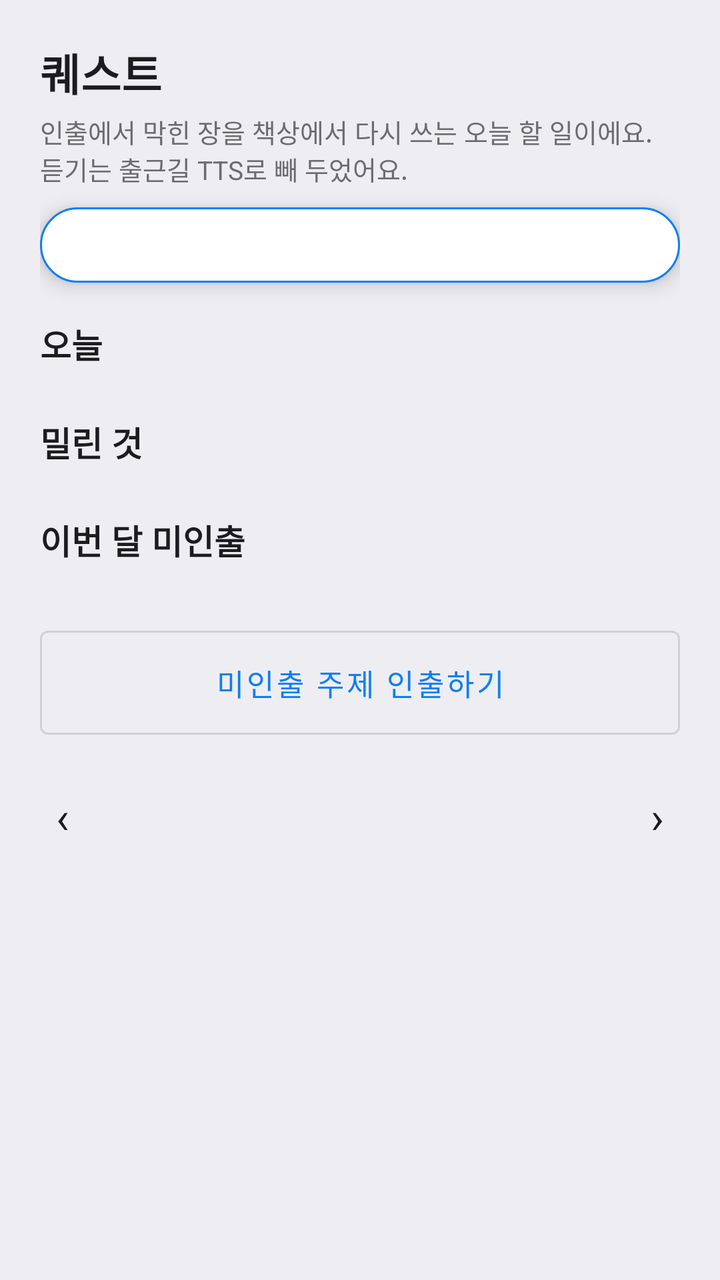
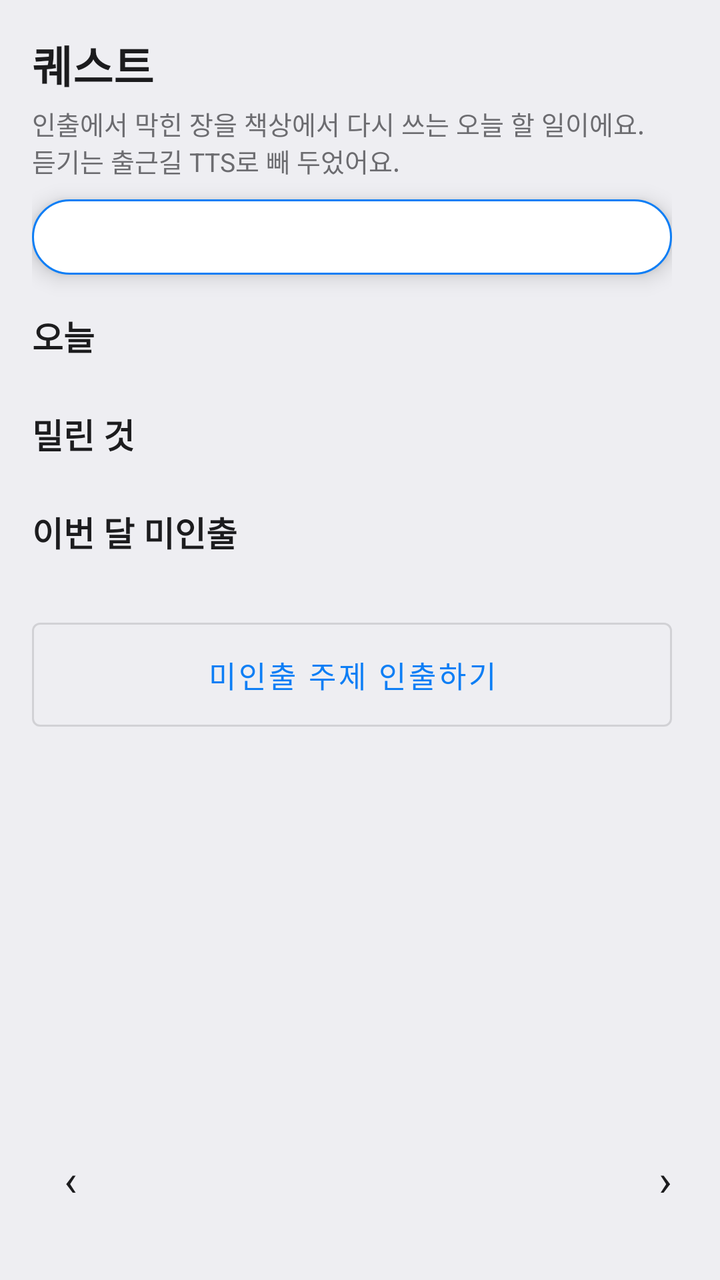

The first picture is an Android layout as it rendered before a commit; the second is the same layout after the commit. The layout source and the unified diff follow.
<!-- AndroidManifest.xml: application theme Theme.AdminMemo -->
<!-- res/layout/activity_quest.xml -->
<?xml version="1.0" encoding="utf-8"?>
<ScrollView xmlns:android="http://schemas.android.com/apk/res/android"
    android:layout_width="match_parent"
    android:layout_height="match_parent"
    android:background="@color/bg_screen"
    android:fillViewport="true">

    <LinearLayout
        android:layout_width="match_parent"
        android:layout_height="wrap_content"
        android:orientation="vertical"
        android:padding="20dp">

        <TextView
            android:layout_width="match_parent"
            android:layout_height="wrap_content"
            android:text="퀘스트"
            android:textColor="@color/text_main"
            android:textSize="22sp"
            android:textStyle="bold"/>

        <TextView
            android:layout_width="match_parent"
            android:layout_height="wrap_content"
            android:layout_marginTop="4dp"
            android:text="인출에서 막힌 장을 책상에서 다시 쓰는 오늘 할 일이에요. 듣기는 출근길 TTS로 빼 두었어요."
            android:textColor="@color/text_sub"
            android:textSize="13sp"/>

        <include
            android:id="@+id/tvQuestCoach"
            layout="@layout/view_coach_pill"
            android:layout_width="match_parent"
            android:layout_height="wrap_content"
            android:layout_marginTop="10dp"/>

        <LinearLayout
            android:id="@+id/layoutQuestSplit"
            android:layout_width="match_parent"
            android:layout_height="wrap_content"
            android:orientation="vertical">

        <LinearLayout
            android:layout_width="match_parent"
            android:layout_height="wrap_content"
            android:orientation="vertical">

        <LinearLayout
            android:id="@+id/layoutQuestEmpty"
            android:layout_width="match_parent"
            android:layout_height="wrap_content"
            android:layout_marginTop="16dp"
            android:orientation="vertical"
            android:visibility="gone">

            <TextView
                android:layout_width="match_parent"
                android:layout_height="wrap_content"
                android:text="오늘 인출을 먼저 하면, 막힌 장을 제목만 보고 다시 펼치는 퀘스트가 생깁니다."
                android:textColor="@color/text_main"
                android:textSize="15sp"/>

            <com.google.android.material.button.MaterialButton
                android:id="@+id/btnQuestGoRecall"
                style="@style/Widget.AdminMemo.Button"
                android:layout_width="match_parent"
                android:layout_height="wrap_content"
                android:layout_marginTop="10dp"
                android:text="인출 시작"/>
        </LinearLayout>

        <TextView
            android:layout_width="match_parent"
            android:layout_height="wrap_content"
            android:layout_marginTop="18dp"
            android:text="오늘"
            android:textColor="@color/text_main"
            android:textSize="17sp"
            android:textStyle="bold"/>

        <LinearLayout
            android:id="@+id/layoutQuestToday"
            android:layout_width="match_parent"
            android:layout_height="wrap_content"
            android:layout_marginTop="6dp"
            android:orientation="vertical"/>

        <TextView
            android:layout_width="match_parent"
            android:layout_height="wrap_content"
            android:layout_marginTop="18dp"
            android:text="밀린 것"
            android:textColor="@color/text_main"
            android:textSize="17sp"
            android:textStyle="bold"/>

        <LinearLayout
            android:id="@+id/layoutQuestBacklog"
            android:layout_width="match_parent"
            android:layout_height="wrap_content"
            android:layout_marginTop="6dp"
            android:orientation="vertical"/>

        <TextView
            android:layout_width="match_parent"
            android:layout_height="wrap_content"
            android:layout_marginTop="18dp"
            android:text="이번 달 미인출"
            android:textColor="@color/text_main"
            android:textSize="17sp"
            android:textStyle="bold"/>

        <TextView
            android:id="@+id/tvQuestUnseen"
            android:layout_width="match_parent"
            android:layout_height="wrap_content"
            android:layout_marginTop="6dp"
            android:textColor="@color/text_sub"
            android:textSize="14sp"/>

        <com.google.android.material.button.MaterialButton
            android:id="@+id/btnQuestUnseen"
            style="@style/Widget.AdminMemo.Button.Outlined"
            android:layout_width="match_parent"
            android:layout_height="wrap_content"
            android:layout_marginTop="8dp"
            android:text="미인출 주제 인출하기"/>

        </LinearLayout>

        <LinearLayout
            android:layout_width="match_parent"
            android:layout_height="wrap_content"
            android:orientation="vertical">

        <LinearLayout
            android:layout_width="match_parent"
            android:layout_height="wrap_content"
            android:layout_marginTop="18dp"
            android:gravity="center_vertical"
            android:orientation="horizontal">

            <TextView
                android:id="@+id/btnQuestPrevMonth"
                android:layout_width="wrap_content"
                android:layout_height="wrap_content"
                android:padding="8dp"
                android:text="‹"
                android:textColor="@color/text_main"
                android:textSize="22sp"/>

            <TextView
                android:id="@+id/tvQuestMonth"
                android:layout_width="0dp"
                android:layout_height="wrap_content"
                android:layout_weight="1"
                android:gravity="center"
                android:textColor="@color/text_main"
                android:textSize="16sp"
                android:textStyle="bold"/>

            <TextView
                android:id="@+id/btnQuestNextMonth"
                android:layout_width="wrap_content"
                android:layout_height="wrap_content"
                android:padding="8dp"
                android:text="›"
                android:textColor="@color/text_main"
                android:textSize="22sp"/>
        </LinearLayout>

        <GridLayout
            android:id="@+id/gridQuestCal"
            android:layout_width="match_parent"
            android:layout_height="wrap_content"
            android:columnCount="7"/>

        <LinearLayout
            android:id="@+id/layoutQuestDay"
            android:layout_width="match_parent"
            android:layout_height="wrap_content"
            android:layout_marginTop="12dp"
            android:orientation="vertical"/>
        </LinearLayout>
        </LinearLayout>
    </LinearLayout>
</ScrollView>
<!-- res/layout/view_coach_pill.xml (included above) -->
<?xml version="1.0" encoding="utf-8"?>
<TextView xmlns:android="http://schemas.android.com/apk/res/android"
    android:layout_width="match_parent"
    android:layout_height="wrap_content"
    android:background="@drawable/bg_coach_pill"
    android:elevation="6dp"
    android:lineSpacingExtra="2dp"
    android:paddingHorizontal="14dp"
    android:paddingVertical="10dp"
    android:textColor="@color/text_main"
    android:textSize="13sp"/>
<!-- resources referenced by this layout -->
<resources>
  <color name="bg_screen">#EEEEF2</color>
  <color name="text_main">#1C1C1E</color>
  <color name="text_sub">#6C6C70</color>
  <!-- drawable bg_coach_pill (drawable) -->
  <?xml version="1.0" encoding="utf-8"?>
  <shape xmlns:android="http://schemas.android.com/apk/res/android">
      <corners android:radius="20dp"/>
      <solid android:color="@color/bg_card"/>
      <stroke
          android:width="1dp"
          android:color="@color/primary"/>
  </shape>
  <style name="Widget.AdminMemo.Button" parent="Widget.MaterialComponents.Button">
          <item name="android:minHeight">@dimen/btn_min_height</item>
          <item name="android:paddingTop">12sp</item>
          <item name="android:paddingBottom">12sp</item>
          <item name="android:insetTop">0dp</item>
          <item name="android:insetBottom">0dp</item>
          <item name="android:insetLeft">0dp</item>
          <item name="android:insetRight">0dp</item>
          <item name="android:textSize">15sp</item>
      </style>
  <style name="Widget.AdminMemo.Button.Outlined" parent="Widget.MaterialComponents.Button.OutlinedButton">
          <item name="android:minHeight">@dimen/btn_min_height</item>
          <item name="android:paddingTop">12sp</item>
          <item name="android:paddingBottom">12sp</item>
          <item name="android:insetTop">0dp</item>
          <item name="android:insetBottom">0dp</item>
          <item name="android:insetLeft">0dp</item>
          <item name="android:insetRight">0dp</item>
          <item name="android:textSize">15sp</item>
      </style>
  <style name="Theme.AdminMemo" parent="Theme.MaterialComponents.DayNight.NoActionBar">
          <item name="colorPrimary">@color/primary</item>
          <item name="colorPrimaryDark">@color/primary_dark</item>
          <item name="colorAccent">@color/accent</item>
          <item name="android:windowBackground">@color/bg_screen</item>
      </style>
  <color name="bg_card">#FFFFFF</color>
  <color name="primary">#0D7EF5</color>
  <dimen name="btn_min_height">52sp</dimen>
  <color name="primary_dark">#0A64D6</color>
  <color name="accent">#FF9F0A</color>
</resources>

<!-- the commit's change to res/layout/activity_quest.xml (unified diff, before → after) -->
@@ -1,190 +1,210 @@
 <?xml version="1.0" encoding="utf-8"?>
-<ScrollView xmlns:android="http://schemas.android.com/apk/res/android"
+<LinearLayout xmlns:android="http://schemas.android.com/apk/res/android"
     android:layout_width="match_parent"
     android:layout_height="match_parent"
     android:background="@color/bg_screen"
-    android:fillViewport="true">
+    android:orientation="vertical"
+    android:padding="16dp">
 
     <LinearLayout
+        android:id="@+id/layoutQuestSplit"
         android:layout_width="match_parent"
-        android:layout_height="wrap_content"
-        android:orientation="vertical"
-        android:padding="20dp">
-
-        <TextView
+        android:layout_height="0dp"
+        android:layout_weight="1"
+        android:orientation="vertical">
+
+        <ScrollView
+            android:id="@+id/layoutQuestLeft"
+            android:layout_width="match_parent"
+            android:layout_height="0dp"
+            android:layout_weight="1"
+            android:fillViewport="true">
+
+            <LinearLayout
+                android:layout_width="match_parent"
+                android:layout_height="wrap_content"
+                android:orientation="vertical"
+                android:paddingEnd="8dp">
+
+                <TextView
+                    android:layout_width="match_parent"
+                    android:layout_height="wrap_content"
+                    android:text="퀘스트"
+                    android:textColor="@color/text_main"
+                    android:textSize="22sp"
+                    android:textStyle="bold"/>
+
+                <TextView
+                    android:layout_width="match_parent"
+                    android:layout_height="wrap_content"
+                    android:layout_marginTop="4dp"
+                    android:text="인출에서 막힌 장을 책상에서 다시 쓰는 오늘 할 일이에요. 듣기는 출근길 TTS로 빼 두었어요."
+                    android:textColor="@color/text_sub"
+                    android:textSize="13sp"/>
+
+                <include
+                    android:id="@+id/tvQuestCoach"
+                    layout="@layout/view_coach_pill"
+                    android:layout_width="match_parent"
+                    android:layout_height="wrap_content"
+                    android:layout_marginTop="10dp"/>
+
+                <LinearLayout
+                    android:id="@+id/layoutQuestEmpty"
+                    android:layout_width="match_parent"
+                    android:layout_height="wrap_content"
+                    android:layout_marginTop="16dp"
+                    android:orientation="vertical"
+                    android:visibility="gone">
+
+                    <TextView
+                        android:layout_width="match_parent"
+                        android:layout_height="wrap_content"
+                        android:text="오늘 인출을 먼저 하면, 막힌 장을 제목만 보고 다시 펼치는 퀘스트가 생깁니다."
+                        android:textColor="@color/text_main"
+                        android:textSize="15sp"/>
+
+                    <com.google.android.material.button.MaterialButton
+                        android:id="@+id/btnQuestGoRecall"
+                        style="@style/Widget.AdminMemo.Button"
+                        android:layout_width="match_parent"
+                        android:layout_height="wrap_content"
+                        android:layout_marginTop="10dp"
+                        android:text="인출 시작"/>
+                </LinearLayout>
+
+                <TextView
+                    android:layout_width="match_parent"
+                    android:layout_height="wrap_content"
+                    android:layout_marginTop="18dp"
+                    android:text="오늘"
+                    android:textColor="@color/text_main"
+                    android:textSize="17sp"
+                    android:textStyle="bold"/>
+
+                <LinearLayout
+                    android:id="@+id/layoutQuestToday"
+                    android:layout_width="match_parent"
+                    android:layout_height="wrap_content"
+                    android:layout_marginTop="6dp"
+                    android:orientation="vertical"/>
+
+                <com.google.android.material.button.MaterialButton
+                    android:id="@+id/btnQuestRetrain"
+                    style="@style/Widget.AdminMemo.Button"
+                    android:layout_width="match_parent"
+                    android:layout_height="wrap_content"
+                    android:layout_marginTop="12dp"
+                    android:text="채운 장 다시 인출"
+                    android:visibility="gone"/>
+
+                <TextView
+                    android:layout_width="match_parent"
+                    android:layout_height="wrap_content"
+                    android:layout_marginTop="18dp"
+                    android:text="밀린 것"
+                    android:textColor="@color/text_main"
+                    android:textSize="17sp"
+                    android:textStyle="bold"/>
+
+                <LinearLayout
+                    android:id="@+id/layoutQuestBacklog"
+                    android:layout_width="match_parent"
+                    android:layout_height="wrap_content"
+                    android:layout_marginTop="6dp"
+                    android:orientation="vertical"/>
+
+                <TextView
+                    android:layout_width="match_parent"
+                    android:layout_height="wrap_content"
+                    android:layout_marginTop="18dp"
+                    android:text="이번 달 미인출"
+                    android:textColor="@color/text_main"
+                    android:textSize="17sp"
+                    android:textStyle="bold"/>
+
+                <TextView
+                    android:id="@+id/tvQuestUnseen"
+                    android:layout_width="match_parent"
+                    android:layout_height="wrap_content"
+                    android:layout_marginTop="6dp"
+                    android:textColor="@color/text_sub"
+                    android:textSize="14sp"/>
+
+                <com.google.android.material.button.MaterialButton
+                    android:id="@+id/btnQuestUnseen"
+                    style="@style/Widget.AdminMemo.Button.Outlined"
+                    android:layout_width="match_parent"
+                    android:layout_height="wrap_content"
+                    android:layout_marginTop="8dp"
+                    android:text="미인출 주제 인출하기"/>
+            </LinearLayout>
+        </ScrollView>
+
+        <ScrollView
+            android:id="@+id/layoutQuestRight"
             android:layout_width="match_parent"
             android:layout_height="wrap_content"
-            android:text="퀘스트"
-            android:textColor="@color/text_main"
-            android:textSize="22sp"
-            android:textStyle="bold"/>
-
-        <TextView
-            android:layout_width="match_parent"
-            android:layout_height="wrap_content"
-            android:layout_marginTop="4dp"
-            android:text="인출에서 막힌 장을 책상에서 다시 쓰는 오늘 할 일이에요. 듣기는 출근길 TTS로 빼 두었어요."
-            android:textColor="@color/text_sub"
-            android:textSize="13sp"/>
-
-        <include
-            android:id="@+id/tvQuestCoach"
-            layout="@layout/view_coach_pill"
-            android:layout_width="match_parent"
-            android:layout_height="wrap_content"
-            android:layout_marginTop="10dp"/>
-
-        <LinearLayout
-            android:id="@+id/layoutQuestSplit"
-            android:layout_width="match_parent"
-            android:layout_height="wrap_content"
-            android:orientation="vertical">
-
-        <LinearLayout
-            android:layout_width="match_parent"
-            android:layout_height="wrap_content"
-            android:orientation="vertical">
-
-        <LinearLayout
-            android:id="@+id/layoutQuestEmpty"
-            android:layout_width="match_parent"
-            android:layout_height="wrap_content"
-            android:layout_marginTop="16dp"
-            android:orientation="vertical"
-            android:visibility="gone">
-
-            <TextView
+            android:fillViewport="true">
+
+            <LinearLayout
                 android:layout_width="match_parent"
                 android:layout_height="wrap_content"
-                android:text="오늘 인출을 먼저 하면, 막힌 장을 제목만 보고 다시 펼치는 퀘스트가 생깁니다."
-                android:textColor="@color/text_main"
-                android:textSize="15sp"/>
-
-            <com.google.android.material.button.MaterialButton
-                android:id="@+id/btnQuestGoRecall"
-                style="@style/Widget.AdminMemo.Button"
-                android:layout_width="match_parent"
-                android:layout_height="wrap_content"
-                android:layout_marginTop="10dp"
-                android:text="인출 시작"/>
-        </LinearLayout>
-
-        <TextView
-            android:layout_width="match_parent"
-            android:layout_height="wrap_content"
-            android:layout_marginTop="18dp"
-            android:text="오늘"
-            android:textColor="@color/text_main"
-            android:textSize="17sp"
-            android:textStyle="bold"/>
-
-        <LinearLayout
-            android:id="@+id/layoutQuestToday"
-            android:layout_width="match_parent"
-            android:layout_height="wrap_content"
-            android:layout_marginTop="6dp"
-            android:orientation="vertical"/>
-
-        <TextView
-            android:layout_width="match_parent"
-            android:layout_height="wrap_content"
-            android:layout_marginTop="18dp"
-            android:text="밀린 것"
-            android:textColor="@color/text_main"
-            android:textSize="17sp"
-            android:textStyle="bold"/>
-
-        <LinearLayout
-            android:id="@+id/layoutQuestBacklog"
-            android:layout_width="match_parent"
-            android:layout_height="wrap_content"
-            android:layout_marginTop="6dp"
-            android:orientation="vertical"/>
-
-        <TextView
-            android:layout_width="match_parent"
-            android:layout_height="wrap_content"
-            android:layout_marginTop="18dp"
-            android:text="이번 달 미인출"
-            android:textColor="@color/text_main"
-            android:textSize="17sp"
-            android:textStyle="bold"/>
-
-        <TextView
-            android:id="@+id/tvQuestUnseen"
-            android:layout_width="match_parent"
-            android:layout_height="wrap_content"
-            android:layout_marginTop="6dp"
-            android:textColor="@color/text_sub"
-            android:textSize="14sp"/>
-
-        <com.google.android.material.button.MaterialButton
-            android:id="@+id/btnQuestUnseen"
-            style="@style/Widget.AdminMemo.Button.Outlined"
-            android:layout_width="match_parent"
-            android:layout_height="wrap_content"
-            android:layout_marginTop="8dp"
-            android:text="미인출 주제 인출하기"/>
-
-        </LinearLayout>
-
-        <LinearLayout
-            android:layout_width="match_parent"
-            android:layout_height="wrap_content"
-            android:orientation="vertical">
-
-        <LinearLayout
-            android:layout_width="match_parent"
-            android:layout_height="wrap_content"
-            android:layout_marginTop="18dp"
-            android:gravity="center_vertical"
-            android:orientation="horizontal">
-
-            <TextView
-                android:id="@+id/btnQuestPrevMonth"
-                android:layout_width="wrap_content"
-                android:layout_height="wrap_content"
-                android:padding="8dp"
-                android:text="‹"
-                android:textColor="@color/text_main"
-                android:textSize="22sp"/>
-
-            <TextView
-                android:id="@+id/tvQuestMonth"
-                android:layout_width="0dp"
-                android:layout_height="wrap_content"
-                android:layout_weight="1"
-                android:gravity="center"
-                android:textColor="@color/text_main"
-                android:textSize="16sp"
-                android:textStyle="bold"/>
-
-            <TextView
-                android:id="@+id/btnQuestNextMonth"
-                android:layout_width="wrap_content"
-                android:layout_height="wrap_content"
-                android:padding="8dp"
-                android:text="›"
-                android:textColor="@color/text_main"
-                android:textSize="22sp"/>
-        </LinearLayout>
-
-        <GridLayout
-            android:id="@+id/gridQuestCal"
-            android:layout_width="match_parent"
-            android:layout_height="wrap_content"
-            android:columnCount="7"/>
-
-        <LinearLayout
-            android:id="@+id/layoutQuestDay"
-            android:layout_width="match_parent"
-            android:layout_height="wrap_content"
-            android:layout_marginTop="12dp"
-            android:orientation="vertical"/>
-        </LinearLayout>
-        </LinearLayout>
+                android:orientation="vertical"
+                android:paddingStart="8dp">
+
+                <LinearLayout
+                    android:layout_width="match_parent"
+                    android:layout_height="wrap_content"
+                    android:layout_marginTop="4dp"
+                    android:gravity="center_vertical"
+                    android:orientation="horizontal">
+
+                    <TextView
+                        android:id="@+id/btnQuestPrevMonth"
+                        android:layout_width="wrap_content"
+                        android:layout_height="wrap_content"
+                        android:padding="8dp"
+                        android:text="‹"
+                        android:textColor="@color/text_main"
+                        android:textSize="22sp"/>
+
+                    <TextView
+                        android:id="@+id/tvQuestMonth"
+                        android:layout_width="0dp"
+                        android:layout_height="wrap_content"
+                        android:layout_weight="1"
+                        android:gravity="center"
+                        android:textColor="@color/text_main"
+                        android:textSize="16sp"
+                        android:textStyle="bold"/>
+
+                    <TextView
+                        android:id="@+id/btnQuestNextMonth"
+                        android:layout_width="wrap_content"
+                        android:layout_height="wrap_content"
+                        android:padding="8dp"
+                        android:text="›"
+                        android:textColor="@color/text_main"
+                        android:textSize="22sp"/>
+                </LinearLayout>
+
+                <GridLayout
+                    android:id="@+id/gridQuestCal"
+                    android:layout_width="match_parent"
+                    android:layout_height="wrap_content"
+                    android:columnCount="7"/>
+
+                <LinearLayout
+                    android:id="@+id/layoutQuestDay"
+                    android:layout_width="match_parent"
+                    android:layout_height="wrap_content"
+                    android:layout_marginTop="12dp"
+                    android:orientation="vertical"/>
+            </LinearLayout>
+        </ScrollView>
     </LinearLayout>
-</ScrollView>
+</LinearLayout>
 <!-- res/layout/view_coach_pill.xml (included above) -->
 <?xml version="1.0" encoding="utf-8"?>
 <TextView xmlns:android="http://schemas.android.com/apk/res/android"
